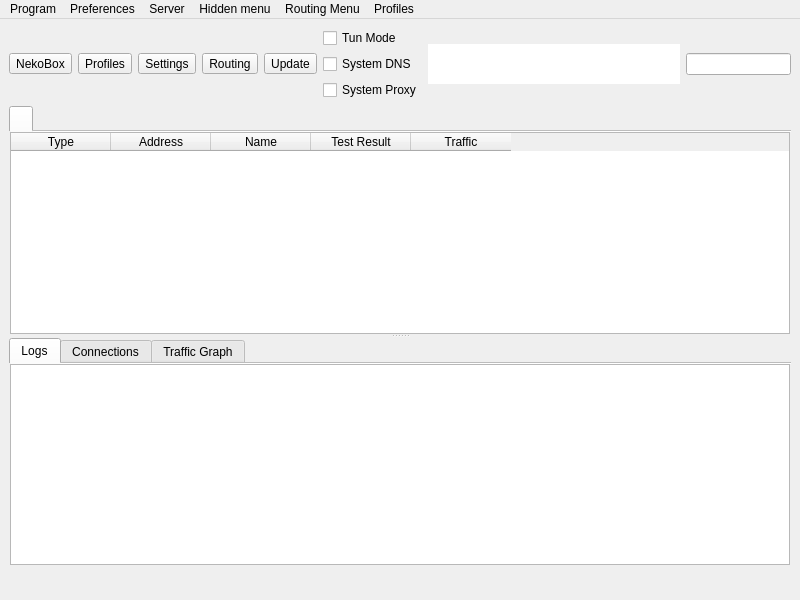
Above: src/nekobox/ui/mainwindow.ui from qr243vbi/nekobox before the change. Below: the same form after it.
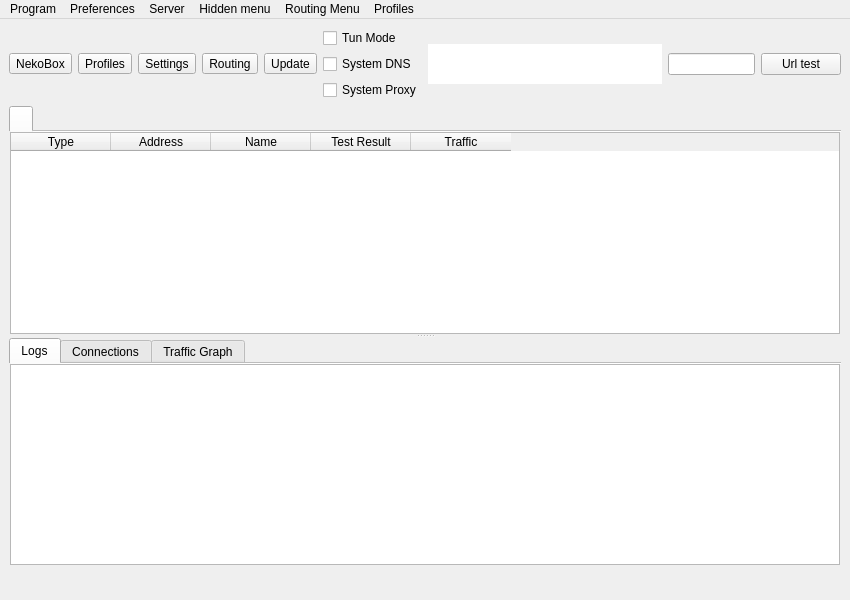
That is the form after the change. Icons and pictures are not drawn. Custom widgets are drawn as their Qt base class.

Commit message: Add urltest button

Patch:
```diff
--- a/src/nekobox/ui/mainwindow.ui
+++ b/src/nekobox/ui/mainwindow.ui
@@ -6,7 +6,7 @@
    <rect>
     <x>0</x>
     <y>0</y>
-    <width>800</width>
+    <width>850</width>
     <height>600</height>
    </rect>
   </property>
@@ -241,6 +241,16 @@
       <item>
        <widget class="QLineEdit" name="search_input"/>
       </item>
+      <item>
+       <widget class="QPushButton" name="url_test_button">
+        <property name="text">
+         <string>Url test</string>
+        </property>
+        <property name="flat">
+         <bool>false</bool>
+        </property>
+       </widget>
+      </item>
      </layout>
     </item>
     <item>
@@ -590,8 +600,8 @@
     <rect>
      <x>0</x>
      <y>0</y>
-     <width>800</width>
-     <height>33</height>
+     <width>850</width>
+     <height>26</height>
     </rect>
    </property>
    <widget class="QMenu" name="menu_program">
```
Left out of the diff: 21 changed lines with no effect on the pictures. The commit also changes 3 other files.
